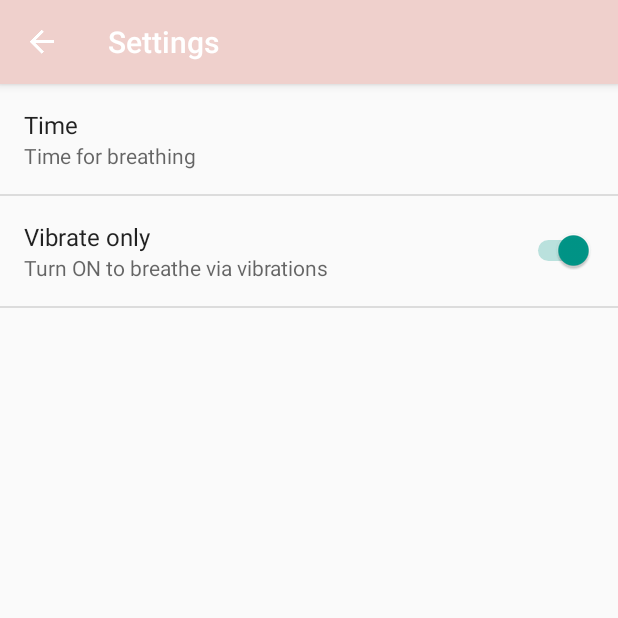
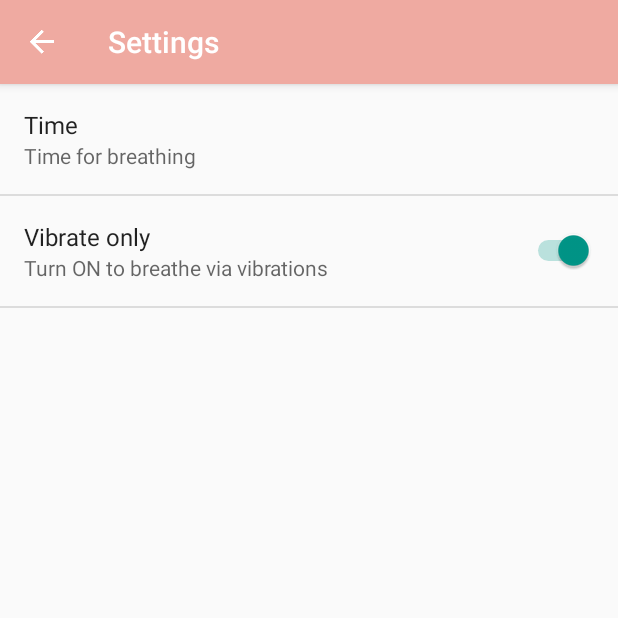
Before and after one commit to mohitagarwal/JustCalmDown, an Android app: the SettingsActivity screen opened directly, with no data from a screen before it, on a phone screen of 412 x 824 dp, the top half of it. Run offline under Robolectric (Android 15) with nearby library versions, the phone set to English and light mode, and no system bars.

Commit message:
updated colors

```diff
--- a/app/src/main/res/values/colors.xml
+++ b/app/src/main/res/values/colors.xml
@@ -1,6 +1,6 @@
 <?xml version="1.0" encoding="utf-8"?>
 <resources>
-    <color name="colorPrimary">#EFD0CC</color>
-    <color name="colorPrimaryDark">#EFAAA1</color>
+    <color name="colorPrimary">#EFAAA1</color>
+    <color name="colorPrimaryDark">#EF7161</color>
     <color name="colorAccent">#009688</color>
 </resources>
```
